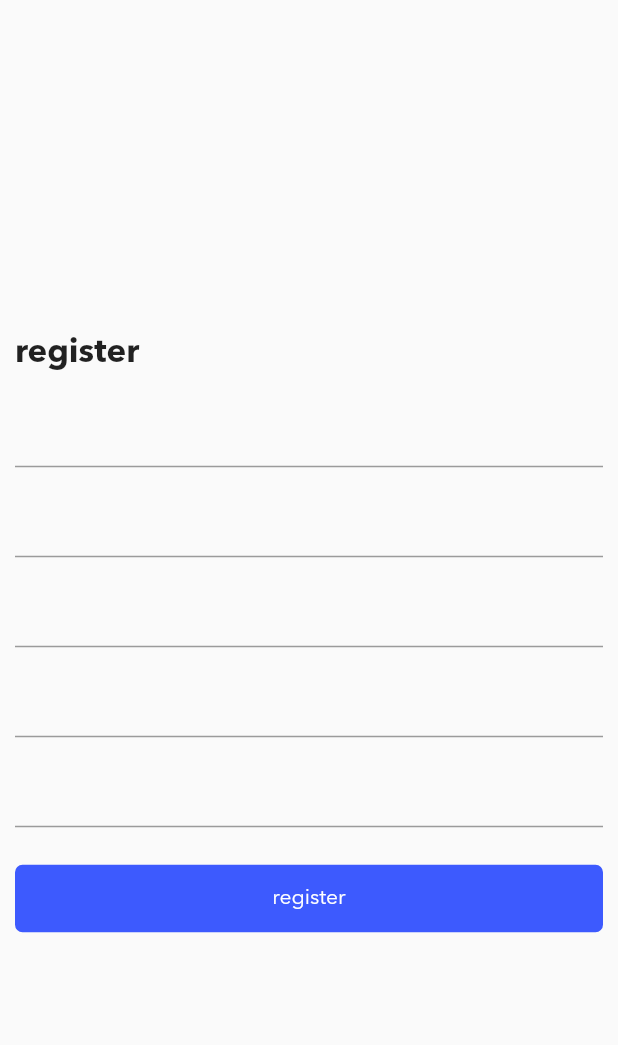
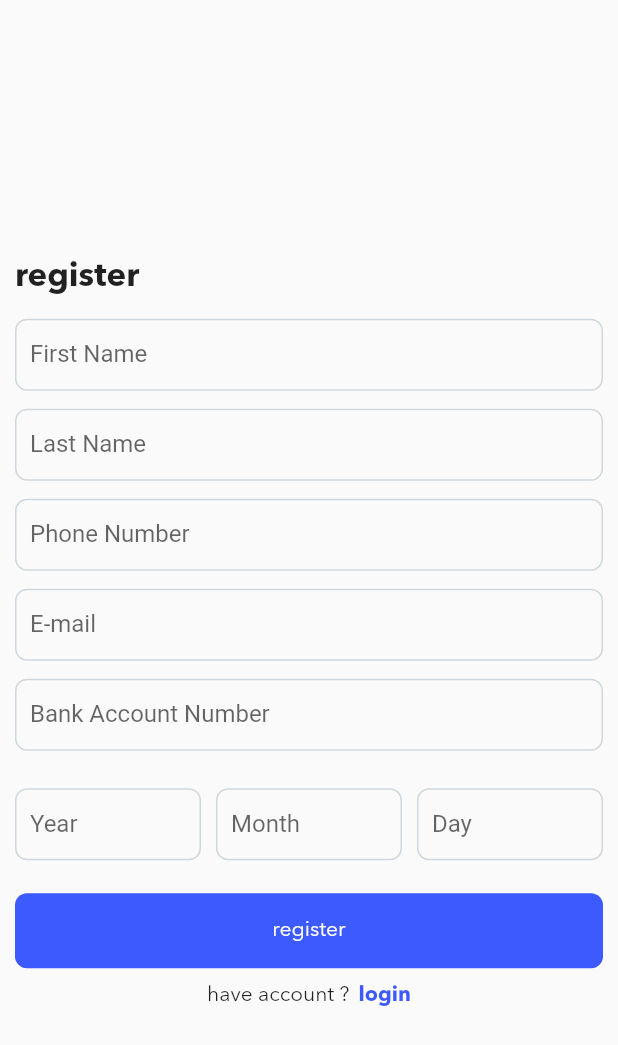
Before and after one commit to mtkz/flutter_crud, a Flutter app: the screen it shows after launch, on a phone screen of 412 x 824 dp. Shown: the top 1045 px of the screen. Run offline on Flutter 3.47's test engine with Material 2 defaults, Android fonts, the phone set to English and light mode, and no system bars.

Commit message:
register screen ui completed

```diff
--- a/lib/common/constants.dart
+++ b/lib/common/constants.dart
@@ -2,6 +2,6 @@ import 'package:flutter/cupertino.dart';
 
 class ThemeConstants {
   static const double themePadding = 10;
-  static const double themeBorderRadius = 5;
+  static const double themeBorderRadius = 8;
   static const themeScrollViewPhysics = BouncingScrollPhysics();
 }
--- a/lib/main.dart
+++ b/lib/main.dart
@@ -1,4 +1,5 @@
 import 'package:flutter/material.dart';
+import 'package:flutter_crud/common/constants.dart';
 import 'package:flutter_crud/theme/colors.dart';
 import 'package:flutter_crud/ui/screens/root.dart';
 
@@ -16,6 +17,19 @@ class MyApp extends StatelessWidget {
       debugShowCheckedModeBanner: false,
       theme: ThemeData(
           appBarTheme: const AppBarTheme(elevation: 0),
+          inputDecorationTheme: InputDecorationTheme(
+            contentPadding: const EdgeInsets.all(10),
+            border: const OutlineInputBorder(
+              borderSide: BorderSide(
+                width: 5,
+              ),
+            ),
+            enabledBorder: OutlineInputBorder(
+              borderSide: const BorderSide(color: ThemeColors.border, width: 1),
+              borderRadius:
+                  BorderRadius.circular(ThemeConstants.themeBorderRadius),
+            ),
+          ),
           textTheme: TextTheme(
             bodyText2: defaultTextStyle,
             bodyText1: defaultTextStyle.copyWith(
--- a/lib/theme/colors.dart
+++ b/lib/theme/colors.dart
@@ -3,4 +3,7 @@ import 'package:flutter/cupertino.dart';
 class ThemeColors {
   static const Color primary = Color(0xff3D5AFE);
   static const Color onPrimary = Color(0xffffffff);
+
+
+  static const Color border = Color(0xffcfd8dc);
 }
--- a/lib/ui/screens/auth/auth.dart
+++ b/lib/ui/screens/auth/auth.dart
@@ -22,17 +22,66 @@ class AuthScreen extends StatelessWidget {
                 'register',
                 style: themeData.textTheme.headline5,
               ),
-              const _Separator(height: 15,),
-              TextField(),
-              const _Separator(height: 12,),
-              TextField(),
-              const _Separator(height: 12,),
-              TextField(),
-              const _Separator(height: 12,),
-              TextField(),
-              const _Separator(height: 12,),
-              TextField(),
-              const _Separator(height: 25,),
+              const _Separator(
+                height: 15,
+              ),
+              const TextField(
+                decoration: InputDecoration(labelText: 'First Name'),
+              ),
+              const _Separator(
+                height: 12,
+              ),
+              const TextField(
+                decoration: InputDecoration(labelText: 'Last Name'),
+              ),
+              const _Separator(
+                height: 12,
+              ),
+              const TextField(
+                decoration: InputDecoration(labelText: 'Phone Number'),
+              ),
+              const _Separator(
+                height: 12,
+              ),
+              const TextField(
+                decoration: InputDecoration(labelText: 'E-mail'),
+              ),
+              const _Separator(
+                height: 12,
+              ),
+              const TextField(
+                decoration: InputDecoration(labelText: 'Bank Account Number'),
+              ),
+              const _Separator(
+                height: 25,
+              ),
+              Flex(
+                direction: Axis.horizontal,
+                children:const [
+                   Flexible(
+                    child: TextField(
+                      decoration: InputDecoration(labelText: 'Year'),
+                    ),
+                  ),
+                   SizedBox(
+                    width: ThemeConstants.themePadding,
+                  ),
+                   Flexible(
+                    child: TextField(
+                      decoration: InputDecoration(labelText: 'Month'),
+                    ),
+                  ),
+                   SizedBox(
+                    width: ThemeConstants.themePadding,
+                  ),
+                  Flexible(
+                    child: TextField(
+                      decoration: InputDecoration(labelText: 'Day'),
+                    ),
+                  ),
+                ],
+              ),
+              const _Separator(height: 22),
               Container(
                 decoration: BoxDecoration(
                   color: themeData.colorScheme.primary,
@@ -40,7 +89,7 @@ class AuthScreen extends StatelessWidget {
                       BorderRadius.circular(ThemeConstants.themeBorderRadius),
                 ),
                 width: size.width,
-                height: 45,
+                height: 50,
                 child: Center(
                   child: Text(
                     'register',
@@ -49,6 +98,23 @@ class AuthScreen extends StatelessWidget {
                     ),
                   ),
                 ),
+              ),
+              const _Separator(height: 10),
+              Row(
+                mainAxisAlignment: MainAxisAlignment.center,
+                children: [
+                  const Text('have account ?'),
+                  const SizedBox(
+                    width: 6,
+                  ),
+                  Text(
+                    'login',
+                    style: TextStyle(
+                      fontWeight: FontWeight.bold,
+                      color: themeData.colorScheme.primary,
+                    ),
+                  ),
+                ],
               )
             ],
           ),
```
